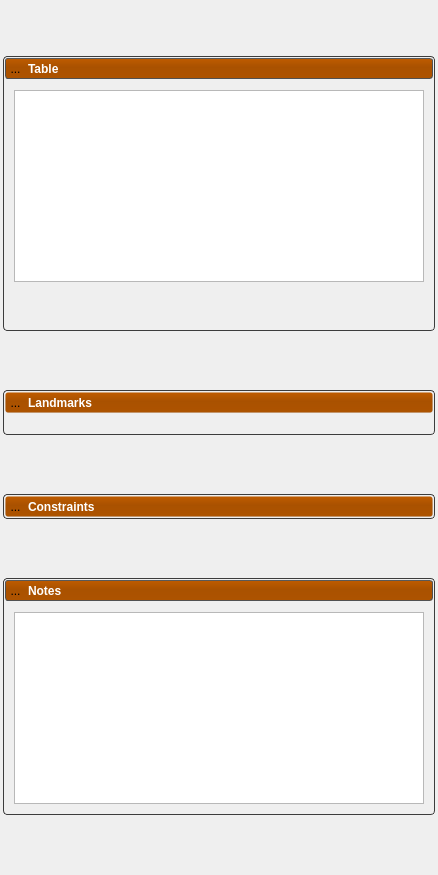
First picture: the form in Studio/src/Data/DataTool.ui, repository SCIInstitute/ShapeWorks, before the edit.
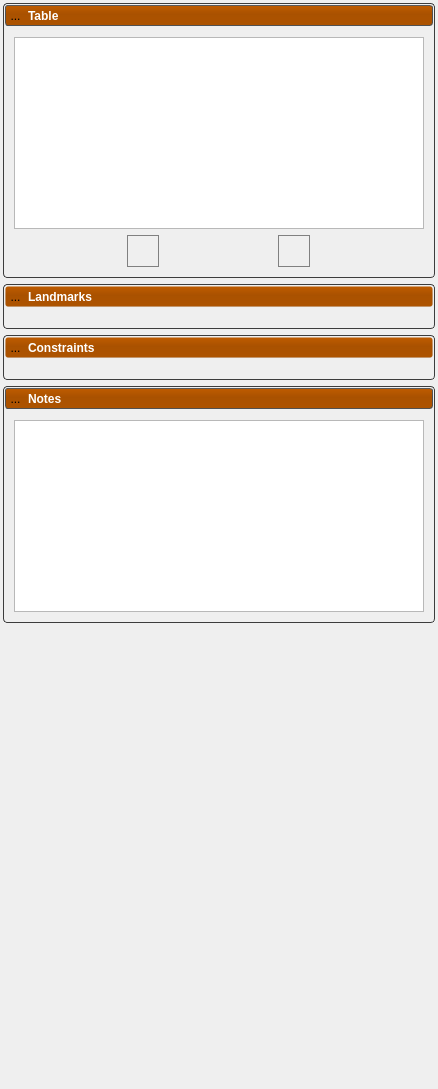
Second picture: the form after the edit. Icons and pictures are not drawn.

Commit message: Finish migrating to DataTool, hook up panels.

Patch:
```diff
--- a/Studio/src/Data/DataTool.ui
+++ b/Studio/src/Data/DataTool.ui
@@ -7,7 +7,7 @@
     <x>0</x>
     <y>0</y>
     <width>438</width>
-    <height>875</height>
+    <height>1089</height>
    </rect>
   </property>
   <property name="windowTitle">
@@ -15,251 +15,12 @@
   </property>
   <property name="styleSheet">
    <string notr="true">
-/********************** Tab Widget ***********************/
-
-/*
-QTabWidget::pane {
-	border: 2px solid rgb( 80, 80, 80 );
-}
-*/
-
-/*
-QTabWidget::pane{
-	border-top: 2px solid #C2C7DB;
-	background-color: qlineargradient(spread:pad, x1:0.5, y1:0, x2:0.5, y2:0.960227, stop:0 rgba(221, 221, 221, 255), stop:0.155779 rgba(228, 228, 228, 255), stop:1 rgba(202, 204, 204, 255));      
-}
-*/
-/*
-QTabBar::tab {
-	background-color: qlineargradient(spread:pad, x1:0.5, y1:0, x2:0.5, y2:0.960227, stop:0 rgba(0, 0, 0, 0), stop:0.45 rgba(0, 0, 0, 30), stop:1 rgba(0, 0, 0, 25));
-	color: white;
- }
-*/
-
-/*
-QTabBar::tab:selected {
-	background-color: rgb( 84, 168, 212 );
-}
-*/
-
-QWidget#meanTab{
-	background-color: qlineargradient(spread:pad, x1:0.5, y1:0, x2:0.5, y2:0.960227, stop:0 rgba(221, 221, 221, 255), stop:0.155779 rgba(228, 228, 228, 255), stop:1 rgba(202, 204, 204, 255));
-}
-
-QWidget#samplesTab{
-	background-color: qlineargradient(spread:pad, x1:0.5, y1:0, x2:0.5, y2:0.960227, stop:0 rgba(221, 221, 221, 255), stop:0.155779 rgba(228, 228, 228, 255), stop:1 rgba(202, 204, 204, 255));      
-}
-
-QWidget#pcaTab{
-	background-color: qlineargradient(spread:pad, x1:0.5, y1:0, x2:0.5, y2:0.960227, stop:0 rgba(221, 221, 221, 255), stop:0.155779 rgba(228, 228, 228, 255), stop:1 rgba(202, 204, 204, 255));      
-}
-
-QWidget#regressionTab{
-	background-color: qlineargradient(spread:pad, x1:0.5, y1:0, x2:0.5, y2:0.960227, stop:0 rgba(221, 221, 221, 255), stop:0.155779 rgba(228, 228, 228, 255), stop:1 rgba(202, 204, 204, 255));      
-}
-
-/********************** Tab Widget ***********************/
-
-
-/********************** Visualization Panel ***********************/
-
-QLabel#visualizationLabel{
-	color: white;
-	font: bold;
-}
-QWidget#visualizationPanel{
-	background-color: rgba( 0, 0, 0, 0 );
-}
-
-QToolButton#visualizationOpenButton{
-	background-color: rgba(0, 0, 0, 0);
-	border-radius: 4px;
-}
-
-QToolButton#visualizationOpenButton:hover{
-	background-color: rgba( 0, 0, 0, 30 ); border-radius: 3px;
-}
-
-QWidget#visualizationHeader{
-	background-color: qlineargradient(spread:pad, x1:0.5, y1:0, x2:0.5, y2:0.960227, stop:0 rgba(0, 0, 0, 0), stop:0.45 rgba(0, 0, 0, 30), stop:1 rgba(0, 0, 0, 25));
-    border-radius: 3px;
-}
-
-QWidget#visualizationHeaderBackground{
-	background-color: rgb( 84, 168, 212 );
-    border-radius: 3px;
-	border: 1px solid rgb(90, 90, 90);
-}
-
-QWidget#visualizationPanel{
-	background-color: rgb( 90, 90, 90 );
-	border-radius:4px;
-	border: 1px solid rgb(60, 60, 60);
-	color: rgb(90, 90, 90);
-}
-
-QWidget#visualizationContent{
-	border-radius: 3px;
-	border: 1px solid rgb(80, 80,80);
-	background-color: qlineargradient(spread:pad, x1:0.5, y1:0, x2:0.5, y2:0.960227, stop:0 rgba(221, 221, 221, 255), stop:0.155779 rgba(228, 228, 228, 255), stop:1 rgba(202, 204, 204, 255));      
-}
-/********************** Visualization Panel ***********************/
-
-
-/********************** Shape Panel ***********************/
-
-QLabel#shapeLabel{
-	color: white;
-	font: bold;
-}
-
-QWidget#shapePanel{
-	background-color: rgba( 0, 0, 0, 0 );
-}
-
-QToolButton#shapeOpenButton{
-	background-color: rgba(0, 0, 0, 0);
-	border-radius: 4px;
-}
-
-QToolButton#shapeOpenButton:hover{
-	background-color: rgba( 0, 0, 0, 30 ); border-radius: 3px;
-}
-
-QWidget#layers_header_{
-	background-color: qlineargradient(spread:pad, x1:0.5, y1:0, x2:0.5, y2:0.960227, stop:0 rgba(0, 0, 0, 0), stop:0.45 rgba(0, 0, 0, 30), stop:1 rgba(0, 0, 0, 25));
-    border-radius: 3px;
-}
-
-QWidget#shapeHeaderBackground{
-	background-color: rgb( 84, 168, 212 );
-    border-radius: 3px;
-	border: 1px solid rgb(90, 90, 90);
-}
-
-QWidget#shapePanel{
-	background-color: rgb( 90, 90, 90 );
-	border-radius:4px;
-	border: 1px solid rgb(60, 60, 60);
-	color: rgb(90, 90, 90);
-}
-
-QWidget#shapeContent{
-	border-radius: 3px;
-	border: 1px solid rgb(80, 80,80);
-	background-color: qlineargradient(spread:pad, x1:0.5, y1:0, x2:0.5, y2:0.960227, stop:0 rgba(221, 221, 221, 255), stop:0.155779 rgba(228, 228, 228, 255), stop:1 rgba(202, 204, 204, 255));      
-}
-/********************** Shape Panel ***********************/
-
-
-/********************** reconstruction Panel ***********************/
-
-QLabel#reconstructionLabel{
-	color: white;
-	font: bold;
-}
-QWidget#reconstructionPanel{
-	background-color: rgba( 0, 0, 0, 0 );
-}
-
-QToolButton#reconstructionOpenButton{
-	background-color: rgba(0, 0, 0, 0);
-	border-radius: 4px;
-}
-
-QToolButton#reconstructionOpenButton:hover{
-	background-color: rgba( 0, 0, 0, 30 ); border-radius: 3px;
-}
-
-QWidget#reconstructionHeader{
-	background-color: qlineargradient(spread:pad, x1:0.5, y1:0, x2:0.5, y2:0.960227, stop:0 rgba(0, 0, 0, 0), stop:0.45 rgba(0, 0, 0, 30), stop:1 rgba(0, 0, 0, 25));
-    border-radius: 3px;
-}
-
-QWidget#reconstructionHeaderBackground{
-	background-color: rgb( 84, 168, 212 );
-    border-radius: 3px;
-	border: 1px solid rgb(90, 90, 90);
-}
-
-QWidget#reconstructionPanel{
-	background-color: rgb( 90, 90, 90 );
-	border-radius:4px;
-	border: 1px solid rgb(60, 60, 60);
-	color: rgb(90, 90, 90);
-}
-
-QWidget#reconstructionContent{
-	border-radius: 3px;
-	border: 1px solid rgb(80, 80,80);
-	background-color: qlineargradient(spread:pad, x1:0.5, y1:0, x2:0.5, y2:0.960227, stop:0 rgba(221, 221, 221, 255), stop:0.155779 rgba(228, 228, 228, 255), stop:1 rgba(202, 204, 204, 255));      
-}
-/********************** reconstruction Panel ***********************/
-
-
-
-/********************** Other ***********************/
-
-QWidget#pcaWidget{
-	border-radius: 3px;
-	border: 2px solid rgb(80, 80,80);
-}
-
-
-QWidget#sampleWidget{
-	border-radius: 3px;
-	border: 2px solid rgb(80, 80,80);
-}
-
-QWidget#meanWidget{
-	border-radius: 3px;
-	border: 2px solid rgb(80, 80,80);
-}
-
-
-QWidget#controlsDockContents {
-/*	background-color: rgb(0,0,1);
-*/
-
-/*
-background-color: qlineargradient(spread:pad, x1:0.5, y1:0, x2:0.5, y2:0.960227, stop:0 rgba(1, 0, 0, 0), stop:0.45 rgba(0, 0, 1, 30), stop:1 rgba(0, 1, 0, 25));
-*/
-
-/*	background-color: qlineargradient(spread:pad, x1:0.5, y1:0, x2:0.5, y2:0.960227, stop:0 rgba(69, 168, 212, 255), stop:0.45 rgba(0, 0, 0, 30), stop:1 rgba(60, 60, 60, 255));
-*/   
- border-radius: 3px;
-
-background: rgb(90,90,90);
-
-/*
-	background: grey
-*/
-
-/*	color: red;	
-*/
-}
-
-
 
 QWidget#widget {
  background-color: rgba(0,0,255,255);
-
-
-/*
-background-color: qlineargradient(spread:pad, x1:0.5, y1:0, x2:0.5, y2:0.960227, stop:0 rgba(1, 0, 0, 0), stop:0.45 rgba(0, 0, 1, 30), stop:1 rgba(0, 1, 0, 25));
-*/
-
-/*
-	background: grey
-*/
-
-/*	color: red;	
-*/
 }
 
-
-
-QToolButton{
+QToolButton {
 	border: 1px solid rgba( 0, 0, 0, 0 );
 	margin: 0, 0, 0, 0;
 	padding: 0, 0, 0, 0;
@@ -274,6 +35,18 @@
 	background-color: rgba( 100, 100, 100, 200 );
 }
 
+QToolButton#add_button {
+	border: 1px solid rgba( 128, 128, 128, 255 );
+	margin: 0, 0, 0, 0;
+	padding: 0, 0, 0, 0;
+}
+
+QToolButton#delete_button {
+	border: 1px solid rgba( 128, 128, 128, 255 );
+	margin: 0, 0, 0, 0;
+	padding: 0, 0, 0, 0;
+}
+
 
 /************************************************************************/
 
@@ -830,6 +603,11 @@
         </layout>
        </widget>
       </item>
+      <item>
+       <widget class="QWidget" name="constraints_content" native="true">
+        <layout class="QGridLayout" name="gridLayout_14"/>
+       </widget>
+      </item>
      </layout>
     </widget>
    </item>
@@ -965,6 +743,19 @@
      </layout>
     </widget>
    </item>
+   <item>
+    <spacer name="verticalSpacer">
+     <property name="orientation">
+      <enum>Qt::Vertical</enum>
+     </property>
+     <property name="sizeHint" stdset="0">
+      <size>
+       <width>20</width>
+       <height>40</height>
+      </size>
+     </property>
+    </spacer>
+   </item>
   </layout>
  </widget>
  <resources>
```
The commit also changes 5 other files.
